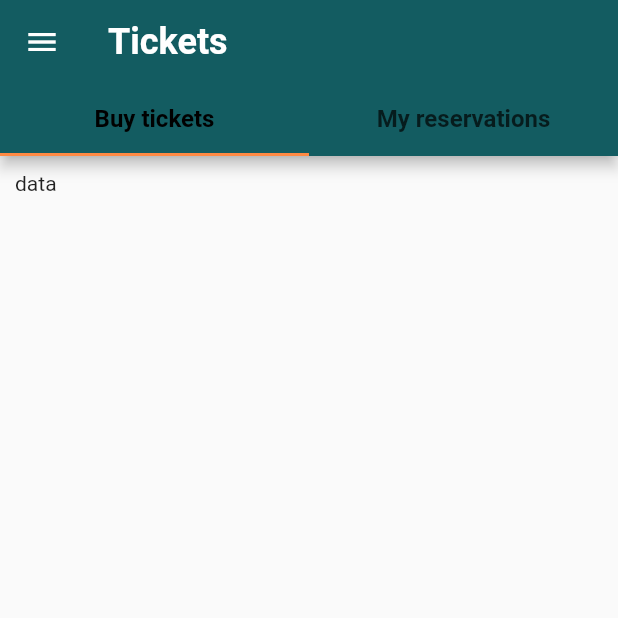
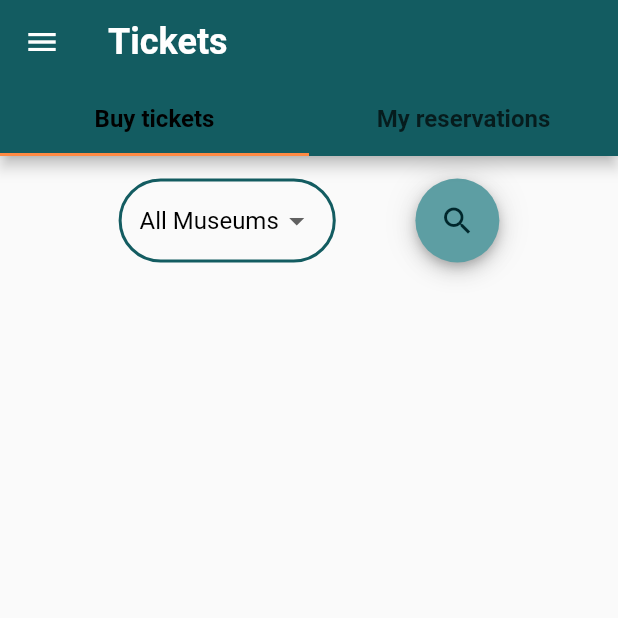
Before and after one commit to AIR-FOI-HR/AIR2101_FOAQ_TEAM_ZERO, a Flutter app: the TicketPurchaseScreen screen opened by its route, on a phone screen of 412 x 824 dp, the top half of it. Run offline on Flutter 3.47's test engine with Material 2 defaults, Android fonts, the light colour scheme and no system bars; our stand-ins replace email_validator.

Commit message:
Adding the widget from homepage for categorys and search

```diff
--- a/lib/widgets/ticket_purchase/buy_ticket.dart
+++ b/lib/widgets/ticket_purchase/buy_ticket.dart
@@ -1,13 +1,65 @@
 import 'package:flutter/material.dart';
+import 'package:provider/provider.dart';
 
 import '../homepage/search_bar.dart';
+import '../../models/museum.dart';
+import '../../providers/museums.dart';
+import '../../widgets/homepage/dropdown_category.dart';
 
-class BuyTicket extends StatelessWidget {
+class BuyTicket extends StatefulWidget {
+  @override
+  State<BuyTicket> createState() => _BuyTicketState();
+}
+
+class _BuyTicketState extends State<BuyTicket> {
+  List<Museum> museumsForWidget;
+  List<Museum> mainMuseumList;
+  String query = '';
+  String category = 'c0';
+
+  void searchMuseum(String query) {
+    setState(() {
+      this.query = query;
+      this.museumsForWidget = mainMuseumList.where((museum) {
+        final titleLower = museum.name.toLowerCase();
+        final searchLower = query.toLowerCase();
+        return titleLower.contains(searchLower);
+      }).toList();
+    });
+  }
+
+  @override
+  void didChangeDependencies() {
+    mainMuseumList = Provider.of<Museums>(context, listen: false).getMuseums;
+    museumsForWidget = mainMuseumList;
+    super.didChangeDependencies();
+  }
+
+  void searchMuseumByCategory(String categoryId) {
+    setState(() {
+      this.category = categoryId;
+      this.mainMuseumList = Provider.of<Museums>(context, listen: false)
+          .filterMusemsByCategory(categoryId);
+      museumsForWidget = mainMuseumList;
+    });
+  }
+
   @override
   Widget build(BuildContext context) {
     return Container(
       padding: const EdgeInsets.all(10),
-      child: Text('data'),
+      child: Column(
+        crossAxisAlignment: CrossAxisAlignment.start,
+        children: [
+          Row(
+            mainAxisAlignment: MainAxisAlignment.spaceEvenly,
+            children: [
+              DropDownCategory(searchMuseumByCategory),
+              SearchBar(searchMuseum),
+            ],
+          ),
+        ],
+      ),
     );
   }
 }
```
